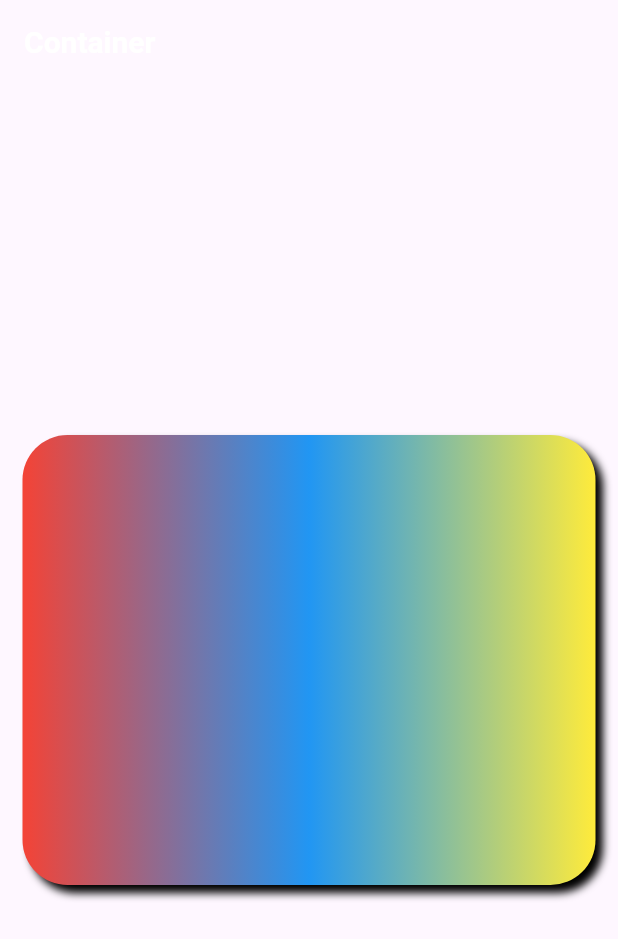
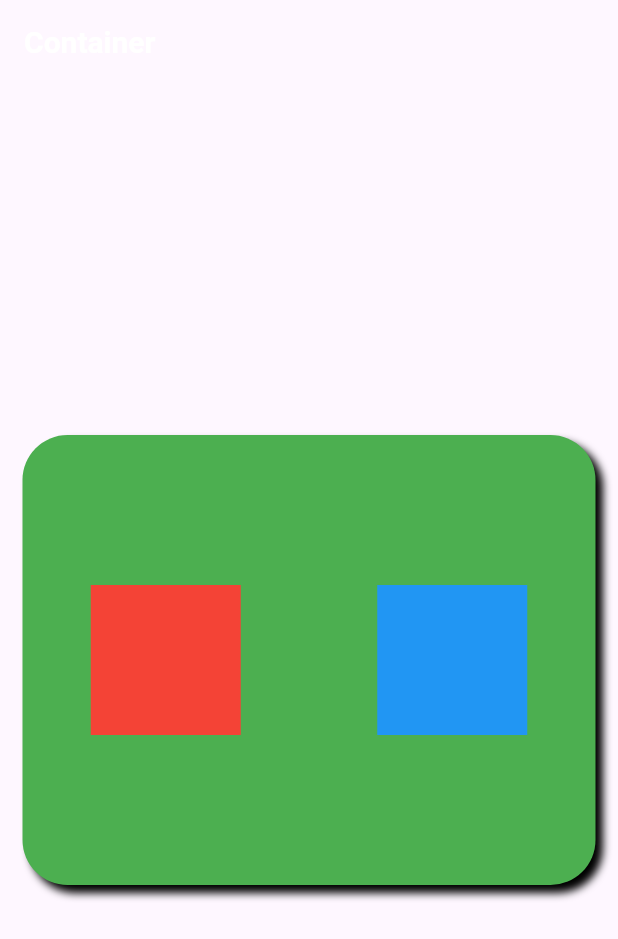
Before and after one commit to ChakavalTR/Flutter_Mobile, a Flutter app: the Mydetail2 screen opened directly, on a phone screen of 412 x 824 dp. Shown: the top 939 px of the screen. Run offline on Flutter 3.47's test engine with Material 3 defaults, Android fonts, the phone set to English and light mode, and no system bars.

Commit message:
add more study

```diff
--- a/lib/ETEC_School/container.dart
+++ b/lib/ETEC_School/container.dart
@@ -29,13 +29,27 @@ class _Mydetail2State extends State<Mydetail2> {
             height: 300,
             decoration: BoxDecoration(
               borderRadius: BorderRadius.circular(30),
-              gradient: LinearGradient(
-                  colors: [Colors.red, Colors.blue, Colors.yellow]),
+              color: Colors.green,
               boxShadow: [
                 BoxShadow(
                   blurRadius: 4,
                   color: Colors.black,
                   offset: Offset(5, 5),
+                ),
+              ],
+            ),
+            child: Row(
+              mainAxisAlignment: MainAxisAlignment.spaceAround,
+              children: [
+                Container(
+                  width: 100,
+                  height: 100,
+                  color: Colors.red,
+                ),
+                Container(
+                  width: 100,
+                  height: 100,
+                  color: Colors.blue,
                 ),
               ],
             ),
--- a/pubspec.yaml
+++ b/pubspec.yaml
@@ -30,6 +30,7 @@ environment:
 dependencies:
   flutter:
     sdk: flutter
+
 
 
   # The following adds the Cupertino Icons font to your application.
```
